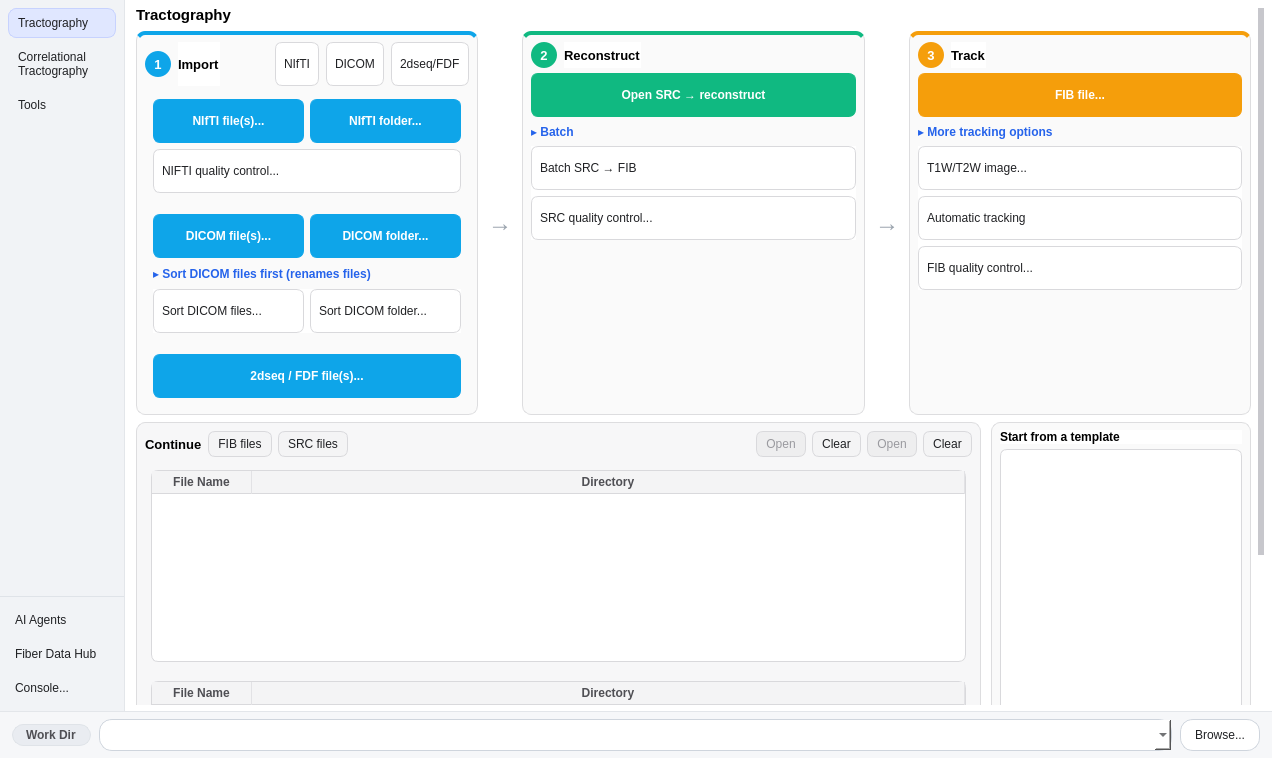
Above: mainwindow.ui from frankyeh/DSI-Studio before the change. Below: the same form after it.
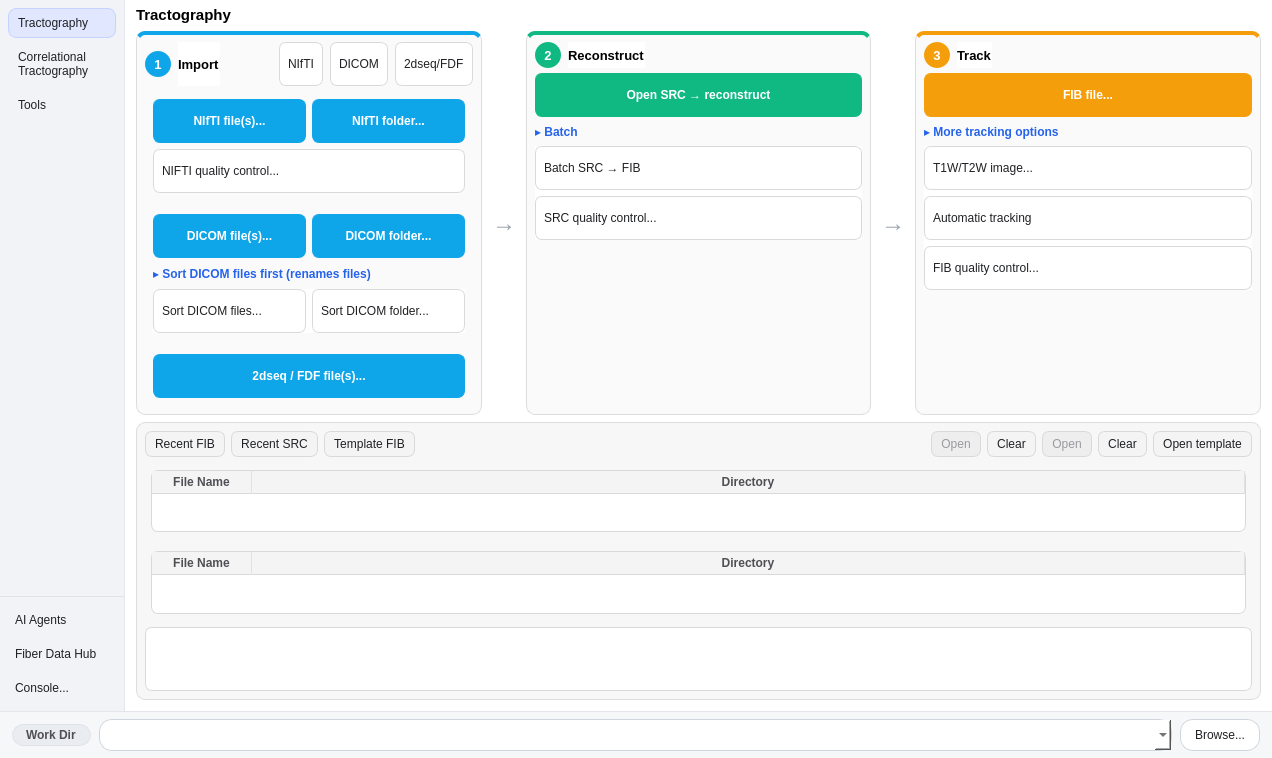
That is the form after the change. Icons and pictures are not drawn.

Commit message:
MainWindow: merge Templates into the recent-files card
Title row pills [Recent FIB | Recent SRC | Template FIB] (autoExclusive, same parent);
each shows its own list plus its own actions at the right of the row. template_list
and TemplateFiberTracking moved (not duplicated), old Templates card removed.

```diff
--- a/mainwindow.ui
+++ b/mainwindow.ui
@@ -313,20 +313,18 @@
     border: 1px solid #dddddf;
     border-radius: 9px;
 }
-QLabel#recent_files_title {
-    background-color: transparent;
-}
 QFrame#recent_fib_card,
 QFrame#recent_src_card,
+QFrame#recent_template_card,
 QFrame#recent_fib_actions,
-QFrame#recent_src_actions {
+QFrame#recent_src_actions,
+QFrame#recent_template_actions {
     background-color: transparent;
     border: 0px;
 }
 QFrame#tract_input_stage,
 QFrame#tract_reconstruction_stage,
 QFrame#tract_tracking_stage,
-QFrame#tract_template_stage,
 QFrame#tract_connectometry_stage {
     background-color: #fafafa;
     border: 1px solid #dddddf;
@@ -353,7 +351,6 @@
 QFrame#tract_input_stage QPushButton,
 QFrame#tract_reconstruction_stage QPushButton,
 QFrame#tract_tracking_stage QPushButton,
-QFrame#tract_template_stage QPushButton,
 QFrame#tract_connectometry_stage QPushButton {
     color: #202124;
     background-color: #ffffff;
@@ -373,7 +370,6 @@
 QFrame#tract_input_stage QPushButton:hover,
 QFrame#tract_reconstruction_stage QPushButton:hover,
 QFrame#tract_tracking_stage QPushButton:hover,
-QFrame#tract_template_stage QPushButton:hover,
 QFrame#tract_connectometry_stage QPushButton:hover {
     background-color: #f1f1f3;
     border-color: #bfc0c4;
@@ -381,7 +377,6 @@
 QFrame#tract_input_stage QPushButton:pressed,
 QFrame#tract_reconstruction_stage QPushButton:pressed,
 QFrame#tract_tracking_stage QPushButton:pressed,
-QFrame#tract_template_stage QPushButton:pressed,
 QFrame#tract_connectometry_stage QPushButton:pressed {
     background-color: #e5e5e7;
 }
@@ -1432,7 +1427,7 @@
                </layout>
               </item>
               <item>
-               <layout class="QHBoxLayout" name="tract_lower_row" stretch="3,2">
+               <layout class="QHBoxLayout" name="tract_lower_row">
                 <property name="spacing">
                  <number>10</number>
                 </property>
@@ -1468,7 +1463,7 @@
                     <height>200</height>
                    </size>
                   </property>
-                  <layout class="QVBoxLayout" name="tract_recent_layout" stretch="0,1,1">
+                  <layout class="QVBoxLayout" name="tract_recent_layout" stretch="0,1,1,1">
                    <property name="spacing">
                     <number>7</number>
                    </property>
@@ -1501,23 +1496,10 @@
                      <property name="bottomMargin">
                       <number>0</number>
                      </property>
-                     <item>
-                      <widget class="QLabel" name="recent_files_title">
-                       <property name="font">
-                        <font>
-                         <pointsize>10</pointsize>
-                         <bold>true</bold>
-                        </font>
-                       </property>
-                       <property name="text">
-                        <string>Continue</string>
-                       </property>
-                      </widget>
-                     </item>
                      <item>
                       <widget class="QPushButton" name="recent_fib_toggle">
                        <property name="text">
-                        <string>FIB files</string>
+                        <string>Recent FIB</string>
                        </property>
                        <property name="checkable">
                         <bool>true</bool>
@@ -1536,7 +1518,26 @@
                      <item>
                       <widget class="QPushButton" name="recent_src_toggle">
                        <property name="text">
-                        <string>SRC files</string>
+                        <string>Recent SRC</string>
+                       </property>
+                       <property name="checkable">
+                        <bool>true</bool>
+                       </property>
+                       <property name="checked">
+                        <bool>false</bool>
+                       </property>
+                       <property name="autoExclusive">
+                        <bool>true</bool>
+                       </property>
+                       <property name="segment" stdset="0">
+                        <bool>true</bool>
+                       </property>
+                      </widget>
+                     </item>
+                     <item>
+                      <widget class="QPushButton" name="recent_template_toggle">
+                       <property name="text">
+                        <string>Template FIB</string>
                        </property>
                        <property name="checkable">
                         <bool>true</bool>
@@ -1655,6 +1656,44 @@
                        </layout>
                       </widget>
                      </item>
+                     <item>
+                      <widget class="QFrame" name="recent_template_actions">
+                       <layout class="QHBoxLayout" name="recent_template_actions_layout">
+                        <property name="spacing">
+                         <number>6</number>
+                        </property>
+                        <property name="leftMargin">
+                         <number>0</number>
+                        </property>
+                        <property name="topMargin">
+                         <number>0</number>
+                        </property>
+                        <property name="rightMargin">
+                         <number>0</number>
+                        </property>
+                        <property name="bottomMargin">
+                         <number>0</number>
+                        </property>
+                        <item>
+                         <widget class="QPushButton" name="TemplateFiberTracking">
+                          <property name="statusTip">
+                           <string>run open_template</string>
+                          </property>
+                          <property name="toolTip">
+                           <string>Open the selected population-averaged FIB template</string>
+                          </property>
+                          <property name="text">
+                           <string>Open template</string>
+                          </property>
+                          <property name="icon">
+                           <iconset resource="icons.qrc">
+                            <normaloff>:/icons/icons/run.xpm</normaloff>:/icons/icons/run.xpm</iconset>
+                          </property>
+                         </widget>
+                        </item>
+                       </layout>
+                      </widget>
+                     </item>
                     </layout>
                    </item>
                    <item>
@@ -1781,54 +1820,24 @@
                      </layout>
                     </widget>
                    </item>
-                  </layout>
-                 </widget>
-                </item>
                 <item>
-                 <widget class="QFrame" name="tract_template_stage">
-                  <property name="minimumSize">
-                   <size>
-                    <width>180</width>
-                    <height>0</height>
-                   </size>
-                  </property>
-                  <property name="maximumSize">
-                   <size>
-                    <width>260</width>
-                    <height>16777215</height>
-                   </size>
-                  </property>
-                  <layout class="QVBoxLayout" name="tract_template_layout" stretch="0,1,0">
+                    <widget class="QFrame" name="recent_template_card">
+                     <layout class="QVBoxLayout" name="recent_template_layout">
                    <property name="spacing">
-                    <number>5</number>
+                       <number>0</number>
                    </property>
                    <property name="leftMargin">
-                    <number>8</number>
+                       <number>0</number>
                    </property>
                    <property name="topMargin">
-                    <number>7</number>
+                       <number>0</number>
                    </property>
                    <property name="rightMargin">
-                    <number>8</number>
+                       <number>0</number>
                    </property>
                    <property name="bottomMargin">
-                    <number>8</number>
-                   </property>
-                   <item>
-                    <widget class="QLabel" name="label_4">
-                     <property name="font">
-                      <font>
-                       <bold>true</bold>
-                      </font>
-                     </property>
-                     <property name="wordWrap">
-                      <bool>true</bool>
-                     </property>
-                     <property name="text">
-                      <string>Start from a template</string>
-                     </property>
-                    </widget>
-                   </item>
+                       <number>0</number>
+                      </property>
                    <item>
                     <widget class="QListWidget" name="template_list">
                      <property name="verticalScrollBarPolicy">
@@ -1848,21 +1857,7 @@
                      </property>
                     </widget>
                    </item>
-                   <item>
-                    <widget class="QPushButton" name="TemplateFiberTracking">
-                     <property name="statusTip">
-                      <string>run open_template</string>
-                     </property>
-                     <property name="toolTip">
-                      <string>Open the selected population-averaged FIB template</string>
-                     </property>
-                     <property name="text">
-                      <string>Open selected</string>
-                     </property>
-                     <property name="icon">
-                      <iconset resource="icons.qrc">
-                       <normaloff>:/icons/icons/run.xpm</normaloff>:/icons/icons/run.xpm</iconset>
-                     </property>
+                     </layout>
                     </widget>
                    </item>
                   </layout>
```
Left out of the diff: 12 changed lines with no effect on the pictures. Lines whose indentation alone changed are shown as unchanged. The commit also changes 1 other file.
